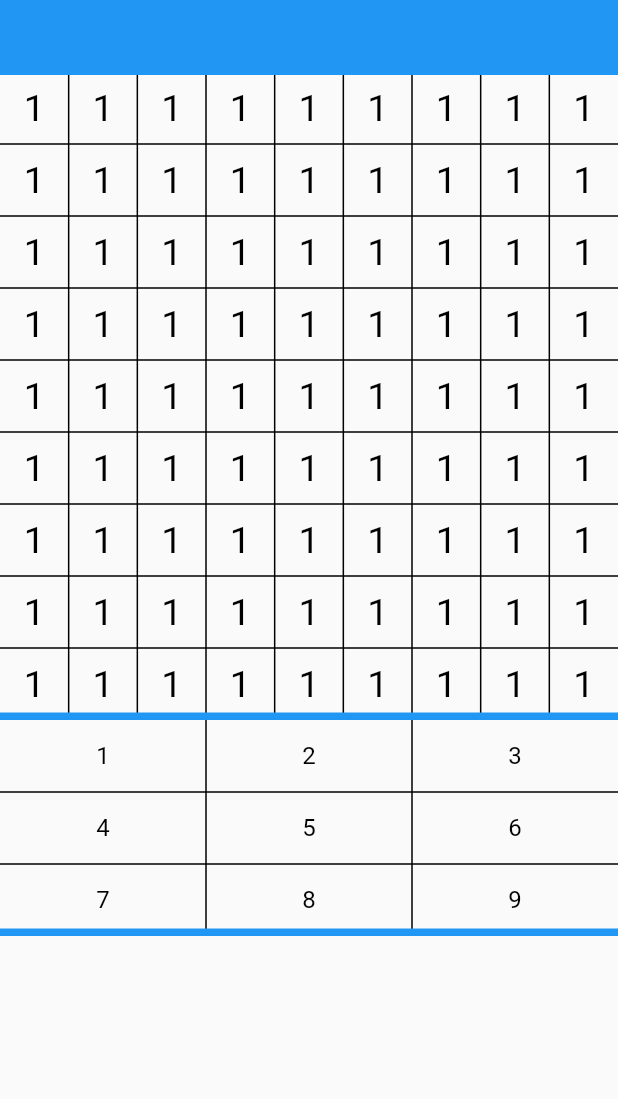
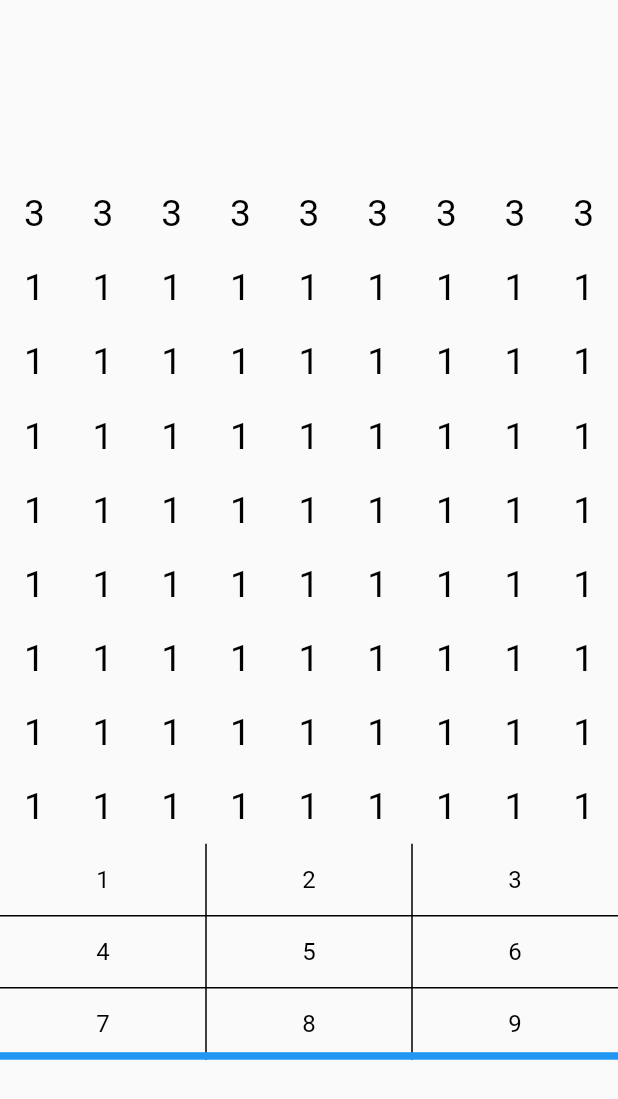
Before and after one commit to Shhwip/sudoku-app, a Flutter app: the screen it shows after launch, on a phone screen of 412 x 824 dp. Shown: the top 1099 px of the screen. Run offline on Flutter 3.47's test engine with Material 2 defaults, Android fonts, the phone set to English and light mode, and no system bars.

Commit message:
poorly implemented adaptive sizing

```diff
--- a/lib/main.dart
+++ b/lib/main.dart
@@ -47,13 +47,11 @@ class MyStatelessWidget extends StatelessWidget {
   @override
   Widget build(BuildContext context) {
     return Column(
+      mainAxisAlignment: MainAxisAlignment.center,
       children: [
-        Table(
-          border: const TableBorder(
-              top: BorderSide(color: Colors.blue, width: 50),
-              horizontalInside: BorderSide(color: Colors.black, width: 1),
-              verticalInside: BorderSide(color: Colors.black, width: 1),
-              bottom: BorderSide(color: Colors.blue, width: 5)),
+        Align(
+          alignment: Alignment.topCenter,
+          child: Table(
             columnWidths: const <int, TableColumnWidth>{
               0: FlexColumnWidth(),
               1: FlexColumnWidth(),
@@ -69,28 +67,15 @@ class MyStatelessWidget extends StatelessWidget {
             children: <TableRow>[
               TableRow(
                 children: <Widget>[
-                NumBox(displayNum: '1'),
-                NumBox(displayNum: '1'),
-                NumBox(displayNum: '1'),
-                NumBox(displayNum: '1'),
-                NumBox(displayNum: '1'),
-                NumBox(displayNum: '1'),
-                NumBox(displayNum: '1'),
-                NumBox(displayNum: '1'),
-                NumBox(displayNum: '1'),
-              ],
-            ),
-            TableRow(
-              children: <Widget>[
-                NumBox(displayNum: '1'),
-                NumBox(displayNum: '1'),
-                NumBox(displayNum: '1'),
-                NumBox(displayNum: '1'),
-                NumBox(displayNum: '1'),
-                NumBox(displayNum: '1'),
-                NumBox(displayNum: '1'),
-                NumBox(displayNum: '1'),
-                NumBox(displayNum: '1'),
+                  NumBox(displayNum: '3'),
+                  NumBox(displayNum: '3'),
+                  NumBox(displayNum: '3'),
+                  NumBox(displayNum: '3'),
+                  NumBox(displayNum: '3'),
+                  NumBox(displayNum: '3'),
+                  NumBox(displayNum: '3'),
+                  NumBox(displayNum: '3'),
+                  NumBox(displayNum: '3'),
                 ],
               ),
               TableRow(
@@ -198,6 +183,7 @@ class MyStatelessWidget extends StatelessWidget {
                 ],
               ),
             ],
+          ),
         ),
         Table(
           border: const TableBorder(
@@ -336,15 +322,18 @@ class _NumBoxState extends State<NumBox> {
 
   @override
   Widget build(BuildContext context) {
-    return TextButton(
+    double height = MediaQuery.of(context).size.height;
+    return SizedBox(
+        height: height * 0.06,
+        child: TextButton(
           style: TextButton.styleFrom(
             padding: const EdgeInsets.all(0),
             primary: Colors.black,
-        textStyle: const TextStyle(fontSize: 25),
+            textStyle: TextStyle(fontSize: height * 0.03),
           ),
           onPressed: _toggleFavorite,
           child: Text(widget.displayNum),
-    );
+        ));
   }
 }
 
```
Lines whose indentation alone changed are shown as unchanged.
